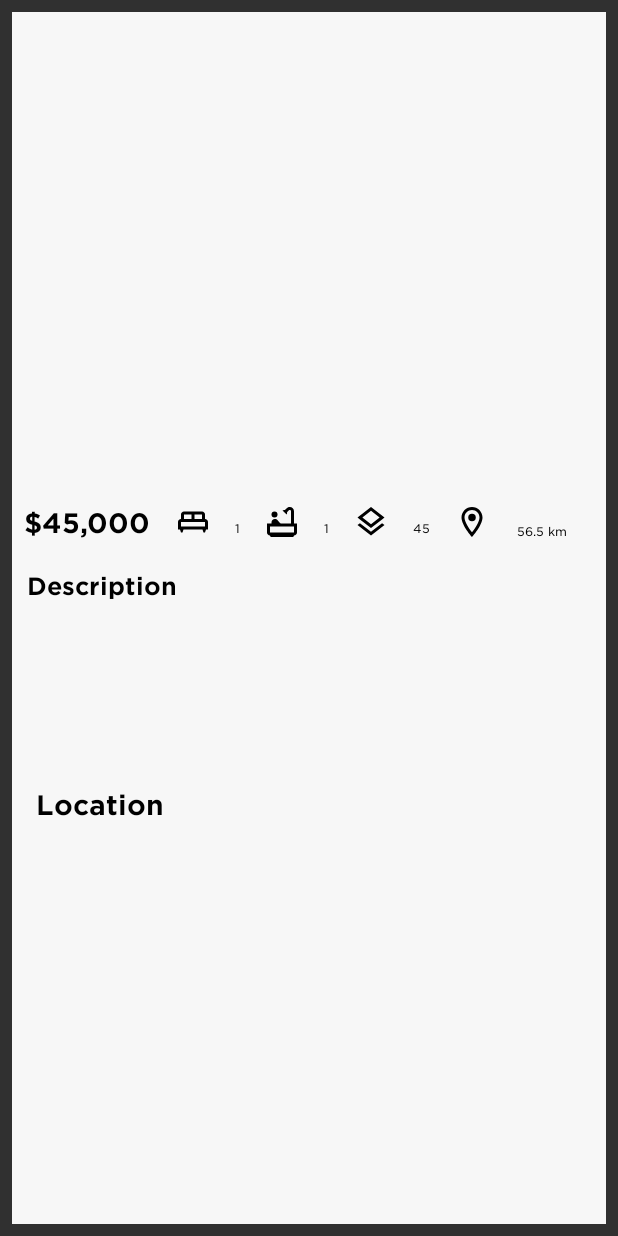
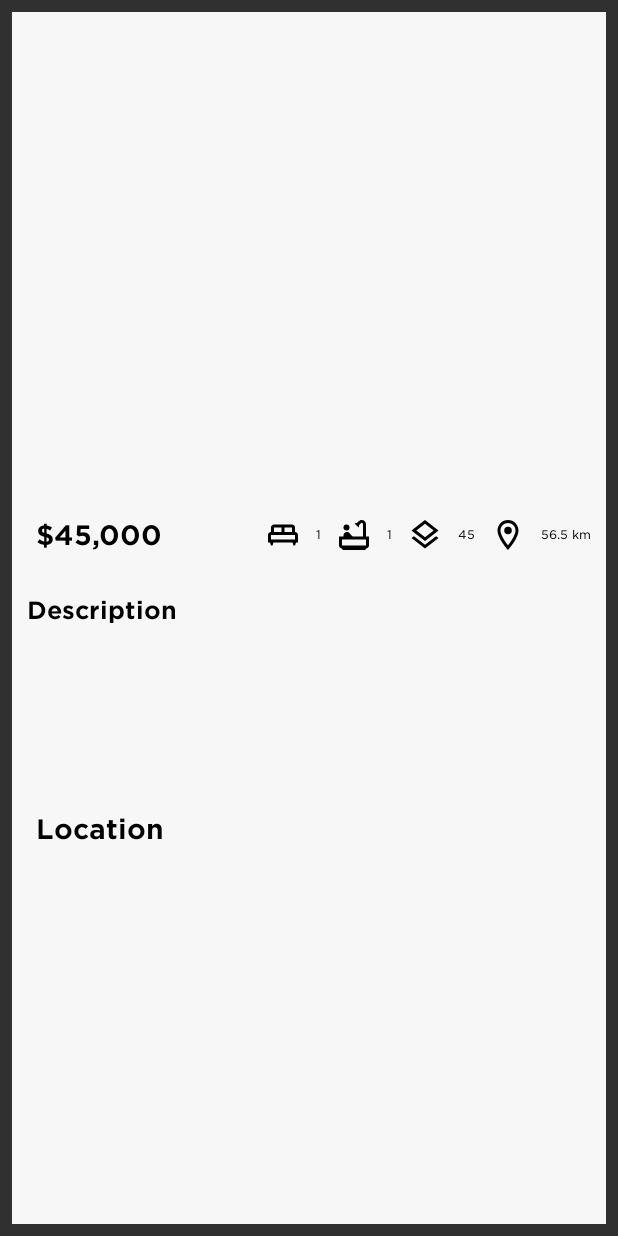
Before and after one commit to Slnbz/DTTHousing, an Android app: the HouseDetails screen opened directly, with no data from a screen before it, on a phone screen of 412 x 824 dp. Run offline under Robolectric (Android 15) with nearby library versions, the phone set to English and light mode, and no system bars; pictures from the network do not load; 10 statements that could not run were skipped.

Commit message:
house_details.xml layout change

```diff
--- a/app/src/main/res/layout/house_details.xml
+++ b/app/src/main/res/layout/house_details.xml
@@ -17,7 +17,6 @@
         <LinearLayout
             android:layout_width="match_parent"
             android:layout_height="0dp"
-            android:layout_weight="1"
             android:orientation="vertical"
             app:layout_constraintTop_toTopOf="@id/scrollviewdetails">
 
@@ -28,10 +27,10 @@
                 app:layout_constraintTop_toTopOf="parent"
                 android:layout_margin="10dp"/>
 
-            <LinearLayout
+            <RelativeLayout
+                android:id="@+id/relativelayouticons"
                 android:layout_width="match_parent"
                 android:layout_height="wrap_content"
-                android:layout_marginStart="0dp"
                 android:orientation="horizontal"
                 app:layout_constraintBottom_toBottomOf="parent"
                 app:layout_constraintStart_toEndOf="@+id/detailimage"
@@ -42,14 +41,17 @@
                     style="@style/Title01Style"
                     android:layout_width="wrap_content"
                     android:layout_height="wrap_content"
-                    android:layout_margin="8dp"
+                    android:layout_alignStart="@id/bed_image"
+                    android:layout_alignParentStart="true"
+                    android:layout_centerVertical="true"
                     android:text="$45,000" />
 
                 <ImageView
                     android:id="@+id/bed_image"
                     android:layout_width="wrap_content"
                     android:layout_height="wrap_content"
-                    android:layout_margin="8dp"
+                    android:layout_centerVertical="true"
+                    android:layout_toStartOf="@id/detailamountofbed"
                     android:contentDescription="@string/bed"
                     app:srcCompat="@drawable/ic_bed" />
 
@@ -58,7 +60,8 @@
                     style="@style/DetailStyle"
                     android:layout_width="wrap_content"
                     android:layout_height="wrap_content"
-                    android:layout_margin="8dp"
+                    android:layout_centerVertical="true"
+                    android:layout_toStartOf="@id/bath_image"
                     android:fontFamily="@font/gothamssm_book"
                     android:text="@string/amount_of_bed" />
 
@@ -66,7 +69,8 @@
                     android:id="@+id/bath_image"
                     android:layout_width="wrap_content"
                     android:layout_height="wrap_content"
-                    android:layout_margin="8dp"
+                    android:layout_centerVertical="true"
+                    android:layout_toStartOf="@id/detailamountofbath"
                     android:contentDescription="@string/bath"
                     app:srcCompat="@drawable/ic_bath" />
 
@@ -75,14 +79,16 @@
                     style="@style/DetailStyle"
                     android:layout_width="wrap_content"
                     android:layout_height="wrap_content"
-                    android:layout_margin="8dp"
+                    android:layout_toStartOf="@id/layer_image"
+                    android:layout_centerVertical="true"
                     android:text="@string/amount_of_bath" />
 
                 <ImageView
                     android:id="@+id/layer_image"
                     android:layout_width="wrap_content"
                     android:layout_height="wrap_content"
-                    android:layout_margin="8dp"
+                    android:layout_centerVertical="true"
+                    android:layout_toStartOf="@id/detailfloorarea"
                     android:contentDescription="@string/floor"
                     app:srcCompat="@drawable/ic_layers" />
 
@@ -91,14 +97,16 @@
                     style="@style/DetailStyle"
                     android:layout_width="wrap_content"
                     android:layout_height="wrap_content"
-                    android:layout_margin="8dp"
+                    android:layout_centerVertical="true"
+                    android:layout_toStartOf="@+id/location_image"
                     android:text="@string/floor_m2" />
 
                 <ImageView
                     android:id="@+id/location_image"
                     android:layout_width="wrap_content"
                     android:layout_height="wrap_content"
-                    android:layout_margin="8dp"
+                    android:layout_centerVertical="true"
+                    android:layout_toStartOf="@id/detaillocationdistance"
                     android:contentDescription="@string/location"
                     app:srcCompat="@drawable/ic_location" />
 
@@ -107,9 +115,11 @@
                     style="@style/DetailStyle"
                     android:layout_width="wrap_content"
                     android:layout_height="wrap_content"
+                    android:layout_centerVertical="true"
+                    android:layout_alignParentEnd="true"
                     android:text="@string/distance" />
 
-            </LinearLayout>
+            </RelativeLayout>
 
             <TextView
                 android:id="@+id/textView2"
```
